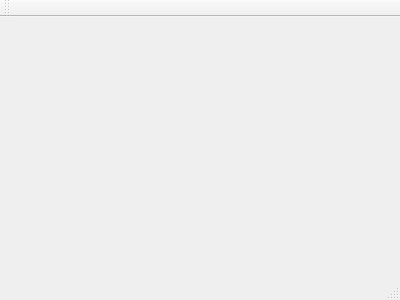
First picture: the form in mainwindow.ui, repository ArtyomZubko/IMUConfig, before the edit.
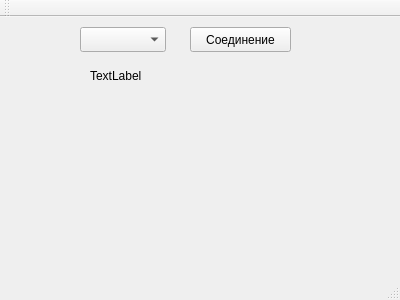
Second picture: the form after the edit.

```diff
--- a/mainwindow.ui
+++ b/mainwindow.ui
@@ -12,13 +12,65 @@
   <property name="windowTitle" >
    <string>MainWindow</string>
   </property>
-  <widget class="QMenuBar" name="menuBar" />
-  <widget class="QToolBar" name="mainToolBar" />
-  <widget class="QWidget" name="centralWidget" />
-  <widget class="QStatusBar" name="statusBar" />
+  <widget class="QWidget" name="centralWidget">
+   <widget class="QComboBox" name="portsBox">
+    <property name="geometry">
+     <rect>
+      <x>80</x>
+      <y>10</y>
+      <width>86</width>
+      <height>25</height>
+     </rect>
+    </property>
+   </widget>
+   <widget class="QPushButton" name="connectButton">
+    <property name="geometry">
+     <rect>
+      <x>190</x>
+      <y>10</y>
+      <width>101</width>
+      <height>25</height>
+     </rect>
+    </property>
+    <property name="text">
+     <string>Соединение</string>
+    </property>
+   </widget>
+   <widget class="QLabel" name="connectLabel">
+    <property name="geometry">
+     <rect>
+      <x>90</x>
+      <y>50</y>
+      <width>67</width>
+      <height>17</height>
+     </rect>
+    </property>
+    <property name="text">
+     <string>TextLabel</string>
+    </property>
+   </widget>
+  </widget>
+  <widget class="QMenuBar" name="menuBar">
+   <property name="geometry">
+    <rect>
+     <x>0</x>
+     <y>0</y>
+     <width>400</width>
+     <height>22</height>
+    </rect>
+   </property>
+  </widget>
+  <widget class="QToolBar" name="mainToolBar">
+   <attribute name="toolBarArea">
+    <enum>TopToolBarArea</enum>
+   </attribute>
+   <attribute name="toolBarBreak">
+    <bool>false</bool>
+   </attribute>
+  </widget>
+  <widget class="QStatusBar" name="statusBar"/>
  </widget>
- <layoutDefault spacing="6" margin="11" />
- <pixmapfunction></pixmapfunction>
+ <layoutdefault spacing="6" margin="11"/>
  <resources/>
  <connections/>
 </ui>
```
Left out of the diff: 7 changed lines with no effect on the pictures.
